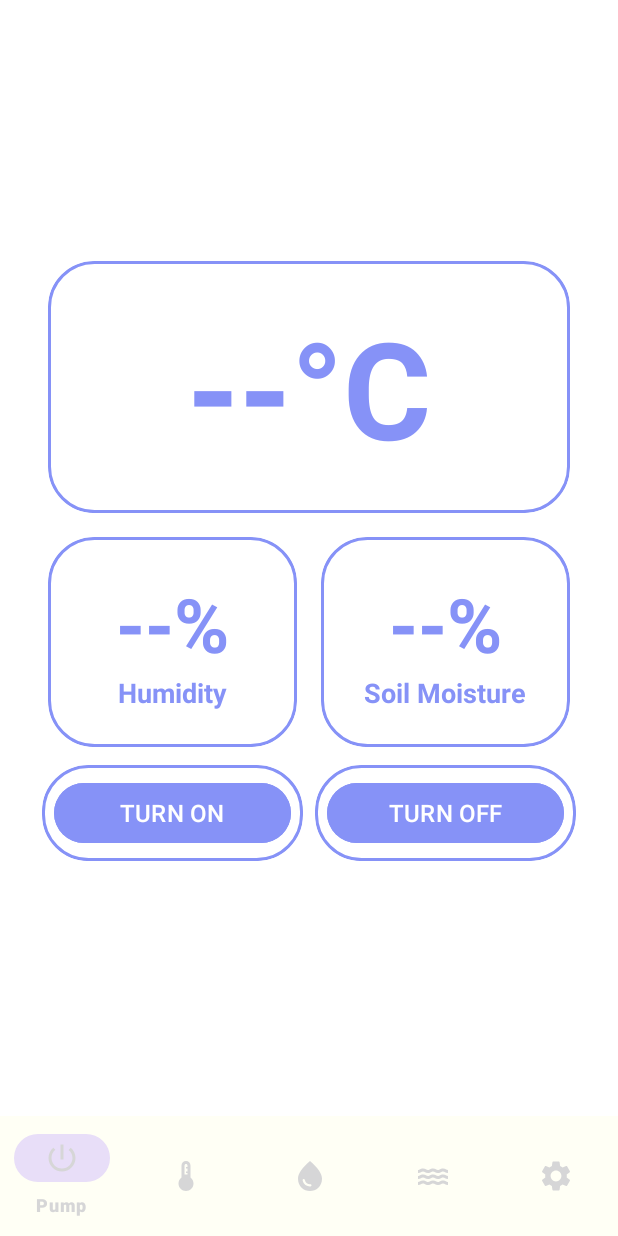
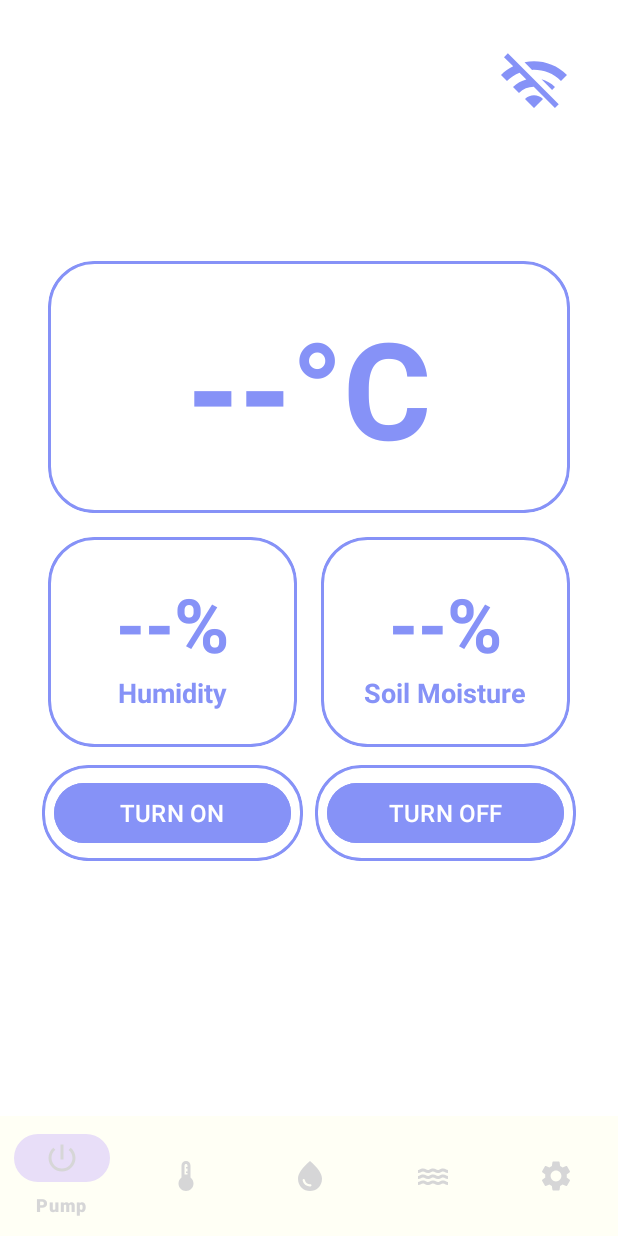
Before and after one commit to hothai19o5/Indoor-Plant-Watering-System, an Android app: the screen it shows after launch once a user with an empty profile is signed in (MainActivity), on a phone screen of 412 x 824 dp. Run offline under Robolectric (Android 15) with nearby library versions, the phone set to English and light mode, and no system bars; our stand-ins replace Firebase (no records; nobody signed in at launch, a user with empty details on screens opened directly).

Commit message:
Connection Status, Fast Data Statistics, Update UI

```diff
--- /dev/null
+++ b/app/src/main/res/drawable/baseline_wifi_24.xml
@@ -0,0 +1,5 @@
+<vector xmlns:android="http://schemas.android.com/apk/res/android" android:height="24dp" android:tint="#000000" android:viewportHeight="24" android:viewportWidth="24" android:width="24dp">
+
+    <path android:fillColor="@android:color/white" android:pathData="M1,9l2,2c4.97,-4.97 13.03,-4.97 18,0l2,-2C16.93,2.93 7.08,2.93 1,9zM9,17l3,3 3,-3c-1.65,-1.66 -4.34,-1.66 -6,0zM5,13l2,2c2.76,-2.76 7.24,-2.76 10,0l2,-2C15.14,9.14 8.87,9.14 5,13z"/>
+
+</vector>
--- /dev/null
+++ b/app/src/main/res/drawable/baseline_wifi_off_24.xml
@@ -0,0 +1,5 @@
+<vector xmlns:android="http://schemas.android.com/apk/res/android" android:height="24dp" android:tint="#000000" android:viewportHeight="24" android:viewportWidth="24" android:width="24dp">
+
+    <path android:fillColor="@android:color/white" android:pathData="M22.99,9C19.15,5.16 13.8,3.76 8.84,4.78l2.52,2.52c3.47,-0.17 6.99,1.05 9.63,3.7l2,-2zM18.99,13c-1.29,-1.29 -2.84,-2.13 -4.49,-2.56l3.53,3.53 0.96,-0.97zM2,3.05L5.07,6.1C3.6,6.82 2.22,7.78 1,9l1.99,2c1.24,-1.24 2.67,-2.16 4.2,-2.77l2.24,2.24C7.81,10.89 6.27,11.73 5,13v0.01L6.99,15c1.36,-1.36 3.14,-2.04 4.92,-2.06L18.98,20l1.27,-1.26L3.29,1.79 2,3.05zM9,17l3,3 3,-3c-1.65,-1.66 -4.34,-1.66 -6,0z"/>
+
+</vector>
--- a/app/src/main/res/layout/fragment_pump_page.xml
+++ b/app/src/main/res/layout/fragment_pump_page.xml
@@ -7,6 +7,20 @@
     android:layout_height="match_parent"
     android:background="@color/white"
     tools:context=".fragments.PumpFragment">
+
+    <!-- ImageView cho icon WiFi -->
+    <ImageView
+        android:id="@+id/wifiIcon"
+        android:layout_width="48dp"
+        android:layout_height="48dp"
+        android:layout_alignParentTop="true"
+        android:layout_alignParentEnd="true"
+        android:layout_marginTop="32dp"
+        android:layout_marginEnd="32dp"
+        android:src="@drawable/baseline_wifi_off_24"
+        android:contentDescription="WiFi Connected"
+        app:tint="@color/lavender"
+        tools:ignore="HardcodedText" />
 
     <GridLayout
         android:layout_width="match_parent"
@@ -39,7 +53,7 @@
                     android:id="@+id/temperatureTextView"
                     android:layout_width="wrap_content"
                     android:layout_height="wrap_content"
-                    android:text="25.4℃"
+                    android:text="--℃"
                     android:textColor="@color/lavender"
                     android:textSize="90dp"
                     android:textStyle="bold" />
@@ -76,7 +90,7 @@
                         android:id="@+id/humidityTextView"
                         android:layout_width="wrap_content"
                         android:layout_height="wrap_content"
-                        android:text="50%"
+                        android:text="--%"
                         android:textColor="@color/lavender"
                         android:textSize="50sp"
                         android:textStyle="bold"
@@ -113,7 +127,7 @@
                         android:id="@+id/soilMoistureTextView"
                         android:layout_width="wrap_content"
                         android:layout_height="wrap_content"
-                        android:text="50%"
+                        android:text="--%"
                         android:textColor="@color/lavender"
                         android:textSize="50sp"
                         android:textStyle="bold"
--- a/app/src/main/res/menu/bottom_navigation_menu.xml
+++ b/app/src/main/res/menu/bottom_navigation_menu.xml
@@ -28,6 +28,6 @@
     <item
         android:id="@+id/nav_setting"
          android:icon="@drawable/baseline_settings_24"
-        android:title="@string/setting" />
+        android:title="@string/settings"/>
 
 </menu>
```
Also changed, not shown: app/src/main/java/com/example/mqtt/FirebaseDataHelper.java (+49 -3 lines), app/src/main/java/com/example/mqtt/fragments/PumpFragment.java (+12 -0 lines), 1 other file.
